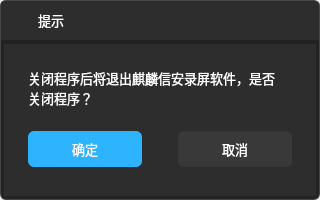
Qt form src/ui/audit/src/dialog.ui (openeuler-mirror/ks-vaudit) before a commit.
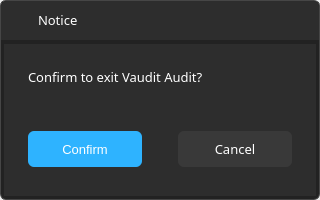
The same form after that commit. Icons and pictures are not drawn.

Commit message: fix(ui): add audit translations

What changed in the file:
```diff
--- a/src/ui/audit/src/dialog.ui
+++ b/src/ui/audit/src/dialog.ui
@@ -89,7 +89,7 @@
 }</string>
      </property>
      <property name="text">
-      <string>确定</string>
+      <string>Confirm</string>
      </property>
     </widget>
     <widget class="QPushButton" name="cancel">
@@ -130,7 +130,7 @@
 }</string>
      </property>
      <property name="text">
-      <string>取消</string>
+      <string>Cancel</string>
      </property>
     </widget>
     <widget class="QLabel" name="label">
@@ -154,7 +154,7 @@
 }</string>
      </property>
      <property name="text">
-      <string>关闭程序后将退出麒麟信安录屏软件，是否关闭程序？</string>
+      <string>Confirm to exit Vaudit Audit?</string>
      </property>
      <property name="textFormat">
       <enum>Qt::AutoText</enum>
@@ -218,7 +218,7 @@
       <string notr="true">color:#fff;</string>
      </property>
      <property name="text">
-      <string>提示</string>
+      <string>Notice</string>
      </property>
     </widget>
    </widget>
```
Left out of the diff: 2 changed lines with no effect on the pictures. The commit also changes 10 other files.
